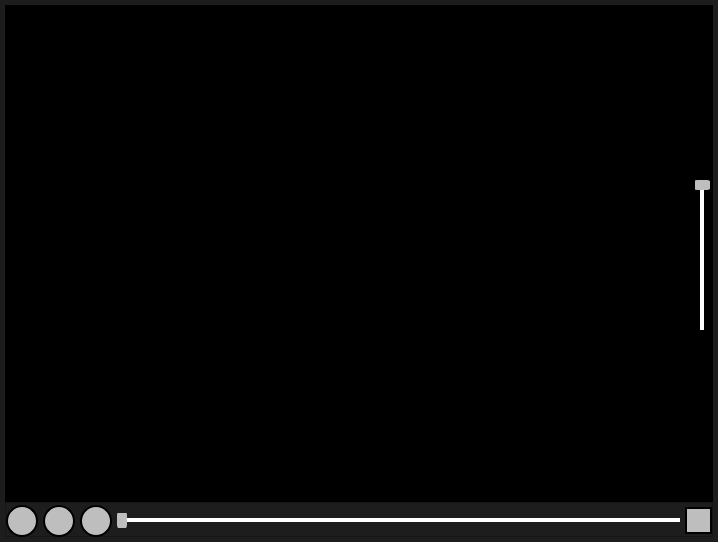
Above: ui/MediaPlayer.ui from FieryRMS/File-Sorter before the change. Below: the same form after it.
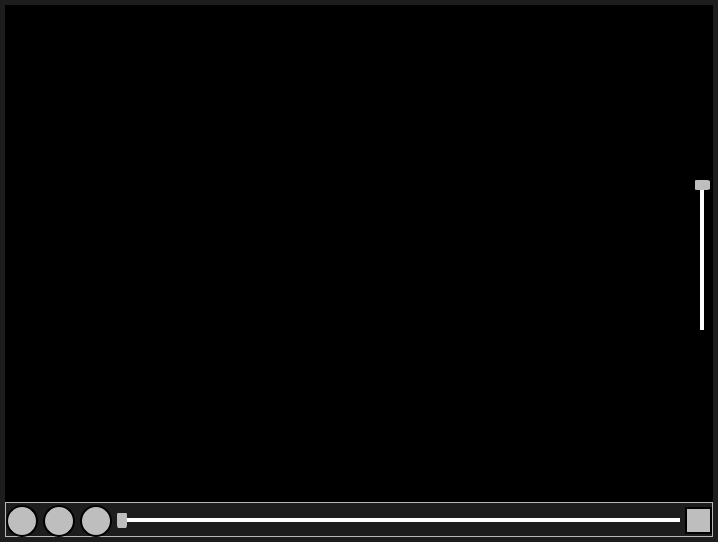
That is the form after the change. Icons and pictures are not drawn.

What changed in the file:
```diff
--- a/ui/MediaPlayer.ui
+++ b/ui/MediaPlayer.ui
@@ -17,7 +17,58 @@
    <string>Form</string>
   </property>
   <property name="styleSheet">
-   <string notr="true">background-color: rgb(29, 29, 29);</string>
+   <string notr="true">QWidget#MediaPlayerWidget{
+	background-color: rgb(29, 29, 29);
+}
+
+QPushButton, QToolButton {
+    border: 2px solid black;
+    border-radius: 16px;
+    background: rgb(190, 190, 190)
+}
+
+QPushButton:hover, QToolButton:hover {
+	background-color: rgb(180, 180, 180);
+}
+
+QPushButton:pressed, QToolButton:presses {
+    background-color: rgb(160, 160, 160);
+}
+
+QSlider::groove { 
+	background-color: white;
+}
+
+QSlider::groove::horizontal {
+	height: 4px;
+}
+
+QSlider::groove::vertical {
+	width: 4px;
+}
+
+QSlider::handle { 
+	background-color: rgb(190, 190, 190); 
+	border-radius: 5px;
+}
+
+QSlider::handle::horizontal{
+	width: 10px;
+	margin: -8px, -8px;
+}
+
+QSlider::handle::vertical { 
+	height: 10px;
+	margin: 0 -8px 0;
+}
+
+QSlider::handle:hover {
+	background-color: rgb(180, 180, 180);
+}
+
+QSlider::handle:pressed {
+    background-color: rgb(160, 160, 160);
+}</string>
   </property>
   <layout class="QGridLayout" name="gridLayout">
    <property name="leftMargin">
@@ -183,19 +234,7 @@
          <string>&lt;html&gt;&lt;head/&gt;&lt;body&gt;&lt;p&gt;Play/Pause&lt;br/&gt;shortcut: &amp;lt;spacebar&amp;gt;&lt;/p&gt;&lt;/body&gt;&lt;/html&gt;</string>
         </property>
         <property name="styleSheet">
-         <string notr="true">QPushButton {
-    border: 2px solid black;
-    border-radius: 16px;
-    background: rgb(190, 190, 190)
-    }
-
-QPushButton:hover {
-	background-color: rgb(180, 180, 180);
-}
-
-QPushButton:pressed {
-    background-color: rgb(160, 160, 160);
-}</string>
+         <string notr="true"/>
         </property>
         <property name="text">
          <string/>
@@ -249,19 +288,7 @@
          <string>&lt;html&gt;&lt;head/&gt;&lt;body&gt;&lt;p&gt;Previous&lt;br/&gt;shortcut: &amp;lt;Left Arrow&amp;gt;&lt;/p&gt;&lt;/body&gt;&lt;/html&gt;</string>
         </property>
         <property name="styleSheet">
-         <string notr="true">QPushButton {
-    border: 2px solid black;
-    border-radius: 16px;
-    background: rgb(190, 190, 190)
-    }
-
-QPushButton:hover {
-	background-color: rgb(180, 180, 180);
-}
-
-QPushButton:pressed {
-    background-color: rgb(160, 160, 160);
-}</string>
+         <string notr="true"/>
         </property>
         <property name="text">
          <string/>
@@ -314,19 +341,7 @@
          <string>&lt;html&gt;&lt;head/&gt;&lt;body&gt;&lt;p&gt;Next&lt;br/&gt;shortcut: &amp;lt;Right Arrow&amp;gt;&lt;/p&gt;&lt;/body&gt;&lt;/html&gt;</string>
         </property>
         <property name="styleSheet">
-         <string notr="true">QPushButton {
-    border: 2px solid black;
-    border-radius: 16px;
-    background: rgb(190, 190, 190)
-    }
-
-QPushButton:hover {
-	background-color: rgb(180, 180, 180);
-}
-
-QPushButton:pressed {
-    background-color: rgb(160, 160, 160);
-}</string>
+         <string notr="true"/>
         </property>
         <property name="text">
          <string/>
```
Left out of the diff: 75 changed lines with no effect on the pictures.
